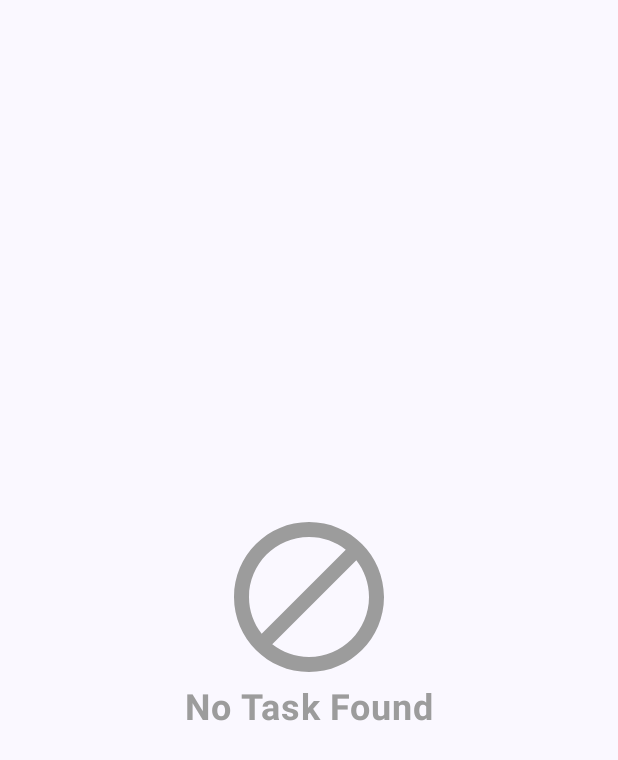
After one commit to mdtasnimulh/ToDoCompose, an Android app built with Jetpack Compose: the composable EmptyContent shown on its own in the app's theme, on a phone screen of 412 x 824 dp. The commit adds this screen. Shown: the top 760 px of the screen. Run offline under Robolectric (Android 15) with nearby library versions, the phone set to English and light mode, and no system bars.

Commit message:
list done

```diff
--- /dev/null
+++ b/app/src/main/java/com/tasnim/chowdhury/todocompose/ui/screens/list/EmptyContent.kt
@@ -0,0 +1,50 @@
+package com.tasnim.chowdhury.todocompose.ui.screens.list
+
+import androidx.compose.foundation.background
+import androidx.compose.foundation.layout.Arrangement
+import androidx.compose.foundation.layout.Column
+import androidx.compose.foundation.layout.fillMaxSize
+import androidx.compose.foundation.layout.size
+import androidx.compose.material3.Icon
+import androidx.compose.material3.MaterialTheme
+import androidx.compose.material3.Text
+import androidx.compose.runtime.Composable
+import androidx.compose.ui.Alignment
+import androidx.compose.ui.Modifier
+import androidx.compose.ui.res.painterResource
+import androidx.compose.ui.res.stringResource
+import androidx.compose.ui.text.font.FontWeight
+import androidx.compose.ui.tooling.preview.Preview
+import androidx.compose.ui.unit.dp
+import com.tasnim.chowdhury.todocompose.R
+import com.tasnim.chowdhury.todocompose.ui.theme.MediumGray
+
+@Composable
+fun EmptyContent() {
+    Column(
+        modifier = Modifier
+            .fillMaxSize()
+            .background(MaterialTheme.colorScheme.background),
+        verticalArrangement = Arrangement.Center,
+        horizontalAlignment = Alignment.CenterHorizontally
+    ) {
+        Icon(
+            modifier = Modifier.size(120.dp),
+            painter = painterResource(id = R.drawable.ic_empty_icon),
+            contentDescription = stringResource(id = R.string.empty_list_icon),
+            tint = MediumGray
+        )
+        Text(
+            text = stringResource(id = R.string.no_task_found),
+            color = MediumGray,
+            fontWeight = FontWeight.Bold,
+            fontSize = MaterialTheme.typography.headlineSmall.fontSize
+        )
+    }
+}
+
+@Composable
+@Preview(showBackground = true)
+private fun PreviewEmptyContent() {
+    EmptyContent()
+}
--- a/app/src/main/java/com/tasnim/chowdhury/todocompose/ui/theme/Dimensions.kt
+++ b/app/src/main/java/com/tasnim/chowdhury/todocompose/ui/theme/Dimensions.kt
@@ -9,3 +9,5 @@ val SMALL_PADDING = 6.dp
 val PRIORITY_INDICATOR_SIZE = 16.dp
 
 val SEARCH_APP_BAR_HEIGHT = 56.dp
+
+val TASK_ITEM_ELEVATION = 2.dp
--- /dev/null
+++ b/app/src/main/res/drawable/ic_empty_icon.xml
@@ -0,0 +1,5 @@
+<vector android:height="24dp" android:tint="#000000"
+    android:viewportHeight="24" android:viewportWidth="24"
+    android:width="24dp" xmlns:android="http://schemas.android.com/apk/res/android">
+    <path android:fillColor="@android:color/white" android:pathData="M12,2C6.48,2 2,6.48 2,12s4.48,10 10,10 10,-4.48 10,-10S17.52,2 12,2zM4,12c0,-4.42 3.58,-8 8,-8 1.85,0 3.55,0.63 4.9,1.69L5.69,16.9C4.63,15.55 4,13.85 4,12zM12,20c-1.85,0 -3.55,-0.63 -4.9,-1.69L18.31,7.1C19.37,8.45 20,10.15 20,12c0,4.42 -3.58,8 -8,8z"/>
+</vector>
--- a/app/src/main/res/values/strings.xml
+++ b/app/src/main/res/values/strings.xml
@@ -8,4 +8,9 @@
 
     <string name="delete_all_task">Delete All</string>
     <string name="search_text">Search</string>
+    <string name="search_icon">Search Icon</string>
+    <string name="close_icon">Close Icon</string>
+    <string name="task_text">Tasks</string>
+    <string name="empty_list_icon">Empty List Image</string>
+    <string name="no_task_found">No Task Found</string>
 </resources>
```
Also changed, not shown: app/src/main/java/com/tasnim/chowdhury/todocompose/ui/screens/list/ListAppBar.kt (+4 -4 lines), app/src/main/java/com/tasnim/chowdhury/todocompose/ui/screens/list/ListContent.kt (added, +136 -0 lines), app/src/main/java/com/tasnim/chowdhury/todocompose/ui/screens/list/ListScreen.kt (+16 -3 lines), app/src/main/java/com/tasnim/chowdhury/todocompose/ui/theme/Color.kt (+8 -0 lines), app/src/main/java/com/tasnim/chowdhury/todocompose/ui/viewModel/SharedViewModel.kt (+12 -5 lines), app/src/main/java/com/tasnim/chowdhury/todocompose/util/RequestState.kt (added, +8 -0 lines).
